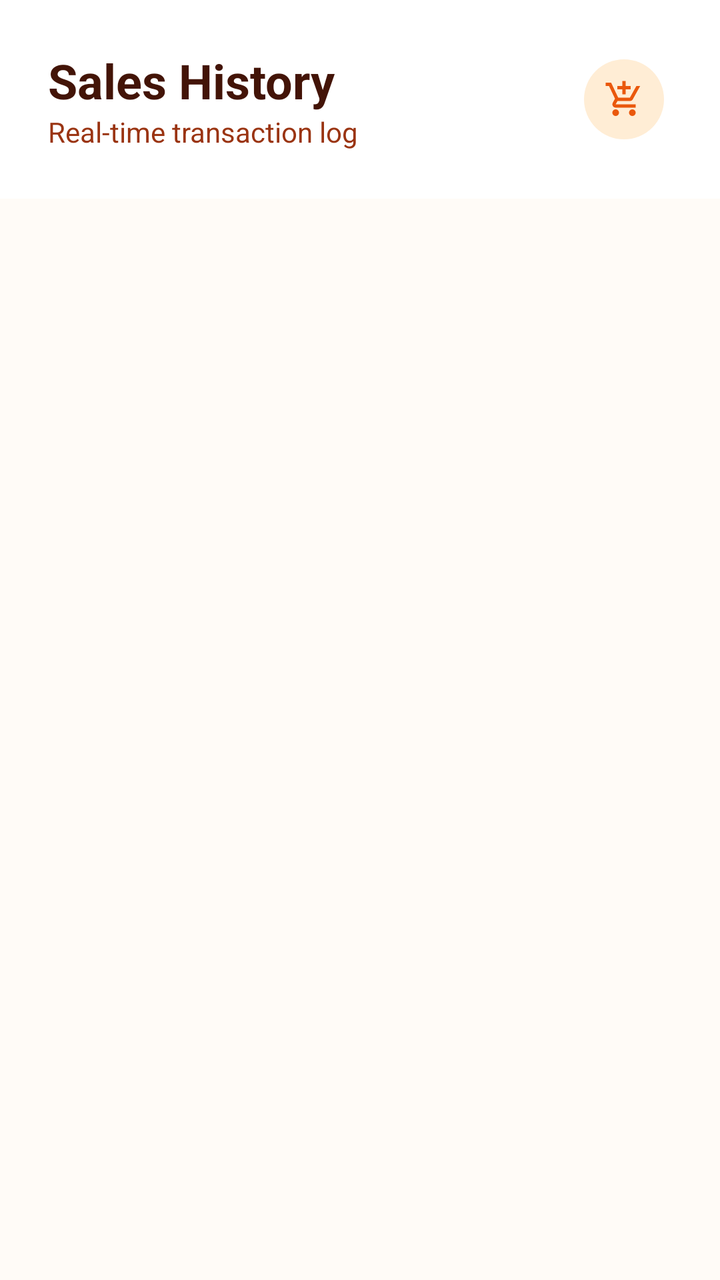
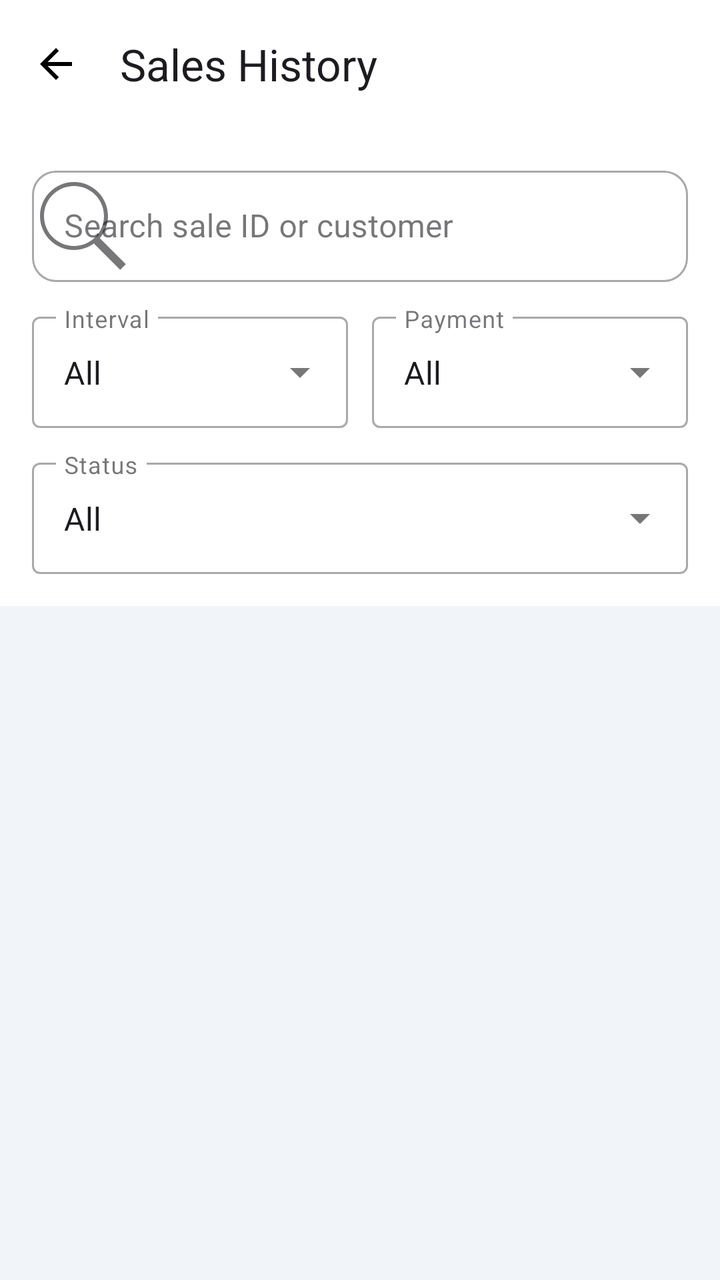

Before-and-after screenshots of an Android layout around one commit, followed by the original layout XML and the change that was made.
<!-- AndroidManifest.xml: application theme Theme.Osebo -->
<!-- res/layout/activity_sales.xml -->
<?xml version="1.0" encoding="utf-8"?>
<androidx.constraintlayout.widget.ConstraintLayout xmlns:android="http://schemas.android.com/apk/res/android"
    xmlns:app="http://schemas.android.com/apk/res-auto"
    xmlns:tools="http://schemas.android.com/tools"
    android:layout_width="match_parent"
    android:layout_height="match_parent"
    android:background="@color/bg_page"
    tools:context=".SalesActivity">

    
    <LinearLayout
        android:id="@+id/header"
        android:layout_width="match_parent"
        android:layout_height="wrap_content"
        android:background="@color/surface"
        android:padding="24dp"
        android:orientation="horizontal"
        android:gravity="center_vertical"
        app:layout_constraintTop_toTopOf="parent">

        <LinearLayout
            android:layout_width="0dp"
            android:layout_height="wrap_content"
            android:layout_weight="1"
            android:orientation="vertical">

            <TextView
                android:layout_width="wrap_content"
                android:layout_height="wrap_content"
                android:text="Sales History"
                android:textSize="24sp"
                android:textStyle="bold"
                android:textColor="@color/text_primary" />

            <TextView
                android:id="@+id/txtSaleSummary"
                android:layout_width="wrap_content"
                android:layout_height="wrap_content"
                android:text="Real-time transaction log"
                android:textColor="@color/text_muted"
                android:textSize="14sp" />
        </LinearLayout>

        <com.google.android.material.button.MaterialButton
            android:id="@+id/btnNewSale"
            style="@style/Widget.Material3.Button.IconButton"
            android:layout_width="48dp"
            android:layout_height="48dp"
            app:icon="@drawable/ic_cart"
            app:iconTint="@color/primary"
            app:backgroundTint="@color/primaryLight"/>
    </LinearLayout>

    <androidx.recyclerview.widget.RecyclerView
        android:id="@+id/recyclerSales"
        android:layout_width="match_parent"
        android:layout_height="0dp"
        android:padding="16dp"
        android:clipToPadding="false"
        app:layout_constraintTop_toBottomOf="@id/header"
        app:layout_constraintBottom_toBottomOf="parent"/>

    <TextView
        android:id="@+id/txtEmpty"
        android:layout_width="wrap_content"
        android:layout_height="wrap_content"
        android:text="No sales recorded yet."
        android:gravity="center"
        android:textColor="@color/text_muted"
        android:visibility="gone"
        app:layout_constraintTop_toTopOf="parent"
        app:layout_constraintBottom_toBottomOf="parent"
        app:layout_constraintStart_toStartOf="parent"
        app:layout_constraintEnd_toEndOf="parent"/>

</androidx.constraintlayout.widget.ConstraintLayout>
<!-- resources referenced by this layout -->
<resources>
  <color name="bg_page">#FFFBF7</color>
  <color name="primary">#EA580C</color>
  <color name="primaryLight">#FFEDD5</color>
  <color name="surface">#FFFFFF</color>
  <color name="text_muted">#9A3412</color>
  <color name="text_primary">#431407</color>
  <!-- drawable ic_cart (drawable) -->
  <vector xmlns:android="http://schemas.android.com/apk/res/android" android:height="24dp" android:tint="#000000" android:viewportHeight="960" android:viewportWidth="960" android:width="24dp">
        
      <path android:fillColor="@android:color/white" android:pathData="M440,360L440,240L320,240L320,160L440,160L440,40L520,40L520,160L640,160L640,240L520,240L520,360L440,360ZM223.5,856.5Q200,833 200,800Q200,767 223.5,743.5Q247,720 280,720Q313,720 336.5,743.5Q360,767 360,800Q360,833 336.5,856.5Q313,880 280,880Q247,880 223.5,856.5ZM623.5,856.5Q600,833 600,800Q600,767 623.5,743.5Q647,720 680,720Q713,720 736.5,743.5Q760,767 760,800Q760,833 736.5,856.5Q713,880 680,880Q647,880 623.5,856.5ZM40,160L40,80L171,80L341,440L621,440Q621,440 621,440Q621,440 621,440L777,160L868,160L692,478Q681,498 662.5,509Q644,520 622,520L324,520L280,600Q280,600 280,600Q280,600 280,600L760,600L760,680L280,680Q235,680 211.5,641Q188,602 210,562L264,464L120,160L40,160Z"/>
      
  </vector>
  <style name="Theme.Osebo" parent="Base.Theme.Osebo" />
  <style name="Base.Theme.Osebo" parent="Theme.Material3.DayNight.NoActionBar">
          
      </style>
</resources>

<!-- the commit's change to res/layout/activity_sales.xml (unified diff, before → after) -->
@@ -1,5 +1,5 @@
 <?xml version="1.0" encoding="utf-8"?>
-<androidx.constraintlayout.widget.ConstraintLayout xmlns:android="http://schemas.android.com/apk/res/android"
+<androidx.coordinatorlayout.widget.CoordinatorLayout xmlns:android="http://schemas.android.com/apk/res/android"
     xmlns:app="http://schemas.android.com/apk/res-auto"
     xmlns:tools="http://schemas.android.com/tools"
     android:layout_width="match_parent"
@@ -7,70 +7,113 @@
     android:background="@color/bg_page"
     tools:context=".SalesActivity">
 
-    
-    <LinearLayout
-        android:id="@+id/header"
+    <com.google.android.material.appbar.AppBarLayout
         android:layout_width="match_parent"
         android:layout_height="wrap_content"
-        android:background="@color/surface"
-        android:padding="24dp"
-        android:orientation="horizontal"
-        android:gravity="center_vertical"
-        app:layout_constraintTop_toTopOf="parent">
+        android:background="@color/surface">
+
+        <com.google.android.material.appbar.MaterialToolbar
+            android:id="@+id/toolbar"
+            android:layout_width="match_parent"
+            android:layout_height="?attr/actionBarSize"
+            app:title="Sales History"
+            app:navigationIcon="@drawable/ic_arrow_back" />
 
         <LinearLayout
-            android:layout_width="0dp"
+            android:layout_width="match_parent"
             android:layout_height="wrap_content"
-            android:layout_weight="1"
-            android:orientation="vertical">
+            android:orientation="vertical"
+            android:padding="16dp">
 
-            <TextView
-                android:layout_width="wrap_content"
+            
+            <com.google.android.material.textfield.TextInputLayout
+                style="@style/Widget.MaterialComponents.TextInputLayout.OutlinedBox"
+                android:layout_width="match_parent"
                 android:layout_height="wrap_content"
-                android:text="Sales History"
-                android:textSize="24sp"
-                android:textStyle="bold"
-                android:textColor="@color/text_primary" />
+                android:hint="Search sale ID or customer"
+                app:startIconDrawable="@drawable/ic_search"
+                app:boxCornerRadiusTopStart="12dp" app:boxCornerRadiusTopEnd="12dp"
+                app:boxCornerRadiusBottomStart="12dp" app:boxCornerRadiusBottomEnd="12dp">
+                <com.google.android.material.textfield.TextInputEditText
+                    android:id="@+id/etSearch"
+                    android:layout_width="match_parent"
+                    android:layout_height="wrap_content"
+                    android:inputType="text" />
+            </com.google.android.material.textfield.TextInputLayout>
 
-            <TextView
-                android:id="@+id/txtSaleSummary"
-                android:layout_width="wrap_content"
+            
+            <LinearLayout
+                android:layout_width="match_parent"
                 android:layout_height="wrap_content"
-                android:text="Real-time transaction log"
-                android:textColor="@color/text_muted"
-                android:textSize="14sp" />
+                android:orientation="horizontal"
+                android:layout_marginTop="12dp">
+
+                <com.google.android.material.textfield.TextInputLayout
+                    style="@style/Widget.MaterialComponents.TextInputLayout.OutlinedBox.ExposedDropdownMenu"
+                    android:layout_width="0dp"
+                    android:layout_height="wrap_content"
+                    android:layout_weight="1"
+                    android:layout_marginEnd="6dp"
+                    android:hint="Interval">
+                    <AutoCompleteTextView
+                        android:id="@+id/autoInterval"
+                        android:layout_width="match_parent"
+                        android:layout_height="wrap_content"
+                        android:inputType="none"
+                        android:text="All" />
+                </com.google.android.material.textfield.TextInputLayout>
+
+                <com.google.android.material.textfield.TextInputLayout
+                    style="@style/Widget.MaterialComponents.TextInputLayout.OutlinedBox.ExposedDropdownMenu"
+                    android:layout_width="0dp"
+                    android:layout_height="wrap_content"
+                    android:layout_weight="1"
+                    android:layout_marginStart="6dp"
+                    android:hint="Payment">
+                    <AutoCompleteTextView
+                        android:id="@+id/autoPayment"
+                        android:layout_width="match_parent"
+                        android:layout_height="wrap_content"
+                        android:inputType="none"
+                        android:text="All" />
+                </com.google.android.material.textfield.TextInputLayout>
+
+            </LinearLayout>
+
+            
+            <com.google.android.material.textfield.TextInputLayout
+                style="@style/Widget.MaterialComponents.TextInputLayout.OutlinedBox.ExposedDropdownMenu"
+                android:layout_width="match_parent"
+                android:layout_height="wrap_content"
+                android:layout_marginTop="12dp"
+                android:hint="Status">
+                <AutoCompleteTextView
+                    android:id="@+id/autoStatus"
+                    android:layout_width="match_parent"
+                    android:layout_height="wrap_content"
+                    android:inputType="none"
+                    android:text="All" />
+            </com.google.android.material.textfield.TextInputLayout>
+
         </LinearLayout>
 
-        <com.google.android.material.button.MaterialButton
-            android:id="@+id/btnNewSale"
-            style="@style/Widget.Material3.Button.IconButton"
-            android:layout_width="48dp"
-            android:layout_height="48dp"
-            app:icon="@drawable/ic_cart"
-            app:iconTint="@color/primary"
-            app:backgroundTint="@color/primaryLight"/>
-    </LinearLayout>
+    </com.google.android.material.appbar.AppBarLayout>
 
     <androidx.recyclerview.widget.RecyclerView
         android:id="@+id/recyclerSales"
         android:layout_width="match_parent"
-        android:layout_height="0dp"
+        android:layout_height="match_parent"
+        app:layout_behavior="@string/appbar_scrolling_view_behavior"
         android:padding="16dp"
-        android:clipToPadding="false"
-        app:layout_constraintTop_toBottomOf="@id/header"
-        app:layout_constraintBottom_toBottomOf="parent"/>
+        android:clipToPadding="false" />
 
     <TextView
         android:id="@+id/txtEmpty"
         android:layout_width="wrap_content"
         android:layout_height="wrap_content"
-        android:text="No sales recorded yet."
-        android:gravity="center"
+        android:layout_gravity="center"
+        android:text="No sales found matching filters."
         android:textColor="@color/text_muted"
-        android:visibility="gone"
-        app:layout_constraintTop_toTopOf="parent"
-        app:layout_constraintBottom_toBottomOf="parent"
-        app:layout_constraintStart_toStartOf="parent"
-        app:layout_constraintEnd_toEndOf="parent"/>
+        android:visibility="gone" />
 
-</androidx.constraintlayout.widget.ConstraintLayout>
+</androidx.coordinatorlayout.widget.CoordinatorLayout>
<!-- resource entries referenced after the edit -->
@@ -1,16 +1,29 @@
 <!-- resources referenced by this layout -->
 <resources>
-  <color name="bg_page">#FFFBF7</color>
-  <color name="primary">#EA580C</color>
-  <color name="primaryLight">#FFEDD5</color>
+  <color name="bg_page">#F1F5F9</color>
   <color name="surface">#FFFFFF</color>
-  <color name="text_muted">#9A3412</color>
-  <color name="text_primary">#431407</color>
-  <!-- drawable ic_cart (drawable) -->
-  <vector xmlns:android="http://schemas.android.com/apk/res/android" android:height="24dp" android:tint="#000000" android:viewportHeight="960" android:viewportWidth="960" android:width="24dp">
-        
-      <path android:fillColor="@android:color/white" android:pathData="M440,360L440,240L320,240L320,160L440,160L440,40L520,40L520,160L640,160L640,240L520,240L520,360L440,360ZM223.5,856.5Q200,833 200,800Q200,767 223.5,743.5Q247,720 280,720Q313,720 336.5,743.5Q360,767 360,800Q360,833 336.5,856.5Q313,880 280,880Q247,880 223.5,856.5ZM623.5,856.5Q600,833 600,800Q600,767 623.5,743.5Q647,720 680,720Q713,720 736.5,743.5Q760,767 760,800Q760,833 736.5,856.5Q713,880 680,880Q647,880 623.5,856.5ZM40,160L40,80L171,80L341,440L621,440Q621,440 621,440Q621,440 621,440L777,160L868,160L692,478Q681,498 662.5,509Q644,520 622,520L324,520L280,600Q280,600 280,600Q280,600 280,600L760,600L760,680L280,680Q235,680 211.5,641Q188,602 210,562L264,464L120,160L40,160Z"/>
-      
+  <color name="text_muted">#64748B</color>
+  <!-- drawable ic_arrow_back (drawable) -->
+  <vector xmlns:android="http://schemas.android.com/apk/res/android"
+      android:width="24dp"
+      android:height="24dp"
+      android:viewportWidth="960"
+      android:viewportHeight="960"
+      android:autoMirrored="true"
+      android:tint="#000000">
+      <path
+          android:fillColor="@android:color/white"
+          android:pathData="M313,520L800,520L800,440L313,440L537,216L480,160L160,480L480,800L537,744L313,520Z"/>
+  </vector>
+  <!-- drawable ic_search (drawable) -->
+  <vector xmlns:android="http://schemas.android.com/apk/res/android"
+      android:width="50dp"
+      android:height="50dp"
+      android:viewportWidth="50"
+      android:viewportHeight="50">
+    <path
+        android:fillColor="#FF000000"
+        android:pathData="M21,3C11.621,3 4,10.621 4,20C4,29.379 11.621,37 21,37C24.711,37 28.141,35.805 30.938,33.781L44.094,46.906L46.906,44.094L33.906,31.063C36.461,28.086 38,24.223 38,20C38,10.621 30.379,3 21,3ZM21,5C29.297,5 36,11.703 36,20C36,28.297 29.297,35 21,35C12.703,35 6,28.297 6,20C6,11.703 12.703,5 21,5Z"/>
   </vector>
   <style name="Theme.Osebo" parent="Base.Theme.Osebo" />
   <style name="Base.Theme.Osebo" parent="Theme.Material3.DayNight.NoActionBar">
